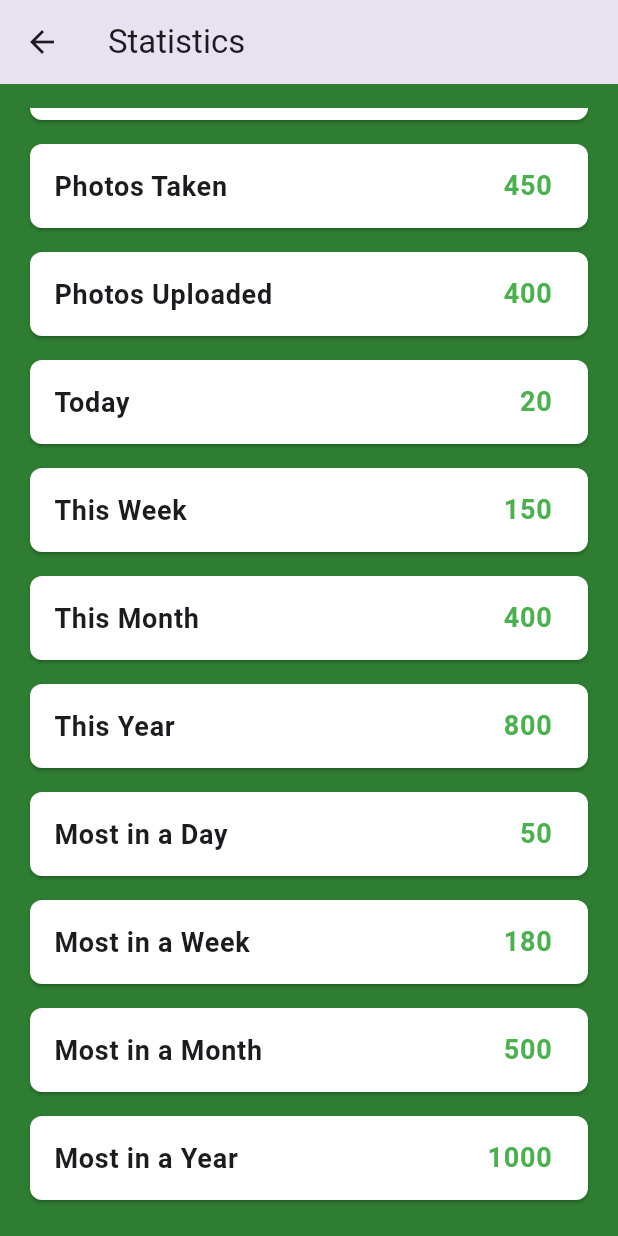
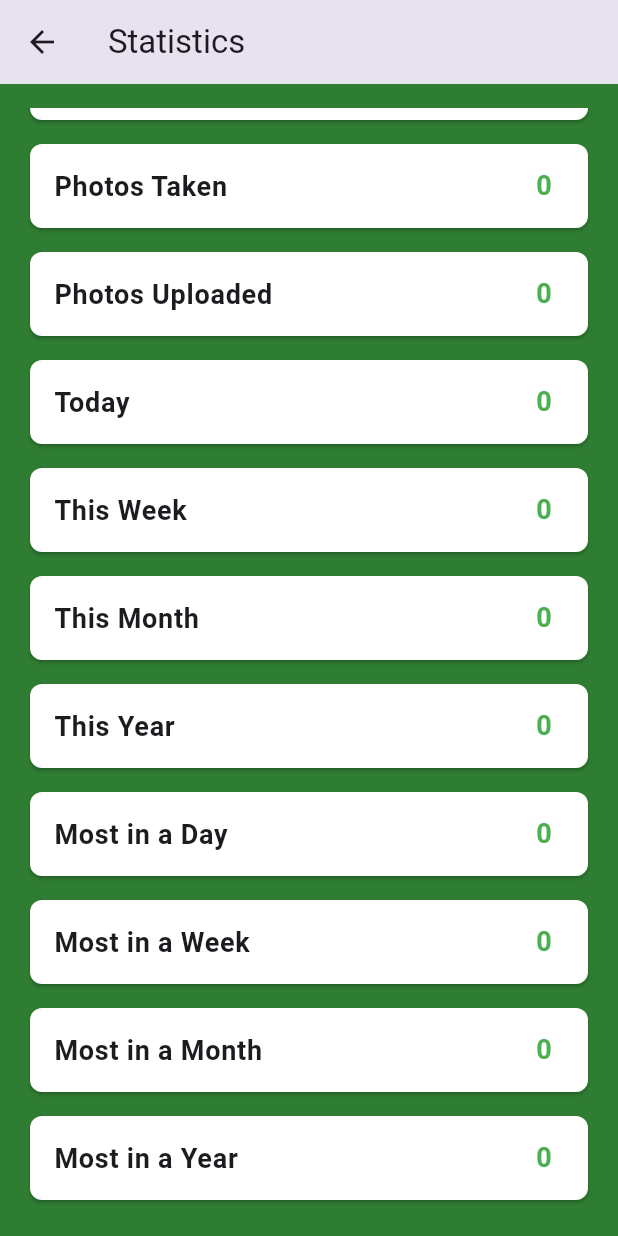
Before and after one commit to FCPongs/cocovision, a Flutter app: the StatisticsPage screen opened directly, scrolled down 1008 dp, on a phone screen of 412 x 824 dp. Run offline on Flutter 3.47's test engine with Material 3 defaults, Android fonts, the light colour scheme and no system bars; our stand-ins replace image_picker, shared_preferences; missing offline and left inert: crop_your_image, system_info2; accounts and stored records are empty.

Commit message:
Added: Return value for Category Count and LocalStorage Pre-Setup

```diff
--- /dev/null
+++ b/lib/shared_preferences.dart
@@ -0,0 +1,44 @@
+import 'package:shared_preferences/shared_preferences.dart';
+
+class SharedPreferencesHelper {
+  static final SharedPreferencesHelper _instance =
+      SharedPreferencesHelper._internal();
+  SharedPreferences? _preferences;
+
+  SharedPreferencesHelper._internal();
+
+  factory SharedPreferencesHelper() {
+    return _instance;
+  }
+
+  Future<void> initPreferences() async {
+    _preferences = await SharedPreferences.getInstance();
+  }
+  int getCounter(String key) {
+  return _preferences?.getInt(key) ?? 0;
+  }
+
+  void incrementCounter(String key) {
+    final currentValue = _preferences?.getInt(key) ?? 0;
+    _preferences?.setInt(key, currentValue + 1);
+  }
+
+  // Set integer value
+  void setIntValue(String key, int value) {
+    _preferences?.setInt(key, value);
+  }
+
+  // Get integer value
+  int? getIntValue(String key) {
+    return _preferences?.getInt(key);
+  }
+
+  // Existing methods
+  void setValue(String key, String value) {
+    _preferences?.setString(key, value);
+  }
+
+  String? getValue(String key) {
+    return _preferences?.getString(key);
+  }
+}
--- a/lib/statistics.dart
+++ b/lib/statistics.dart
@@ -1,6 +1,8 @@
 import 'package:flutter/material.dart';
 import 'package:provider/provider.dart';
 import 'translator.dart'; // Ensure you have this provider implemented
+import 'shared_preferences.dart';
+
 
 class StatisticsPage extends StatefulWidget {
   const StatisticsPage({Key? key}) : super(key: key);
@@ -11,39 +13,52 @@ class StatisticsPage extends StatefulWidget {
 
 class _StatisticsPageState extends State<StatisticsPage> {
   late Map<String, dynamic> stats;
+   final prematureCounter = SharedPreferencesHelper().getIntValue('premature');
 
   @override
   void initState() {
     super.initState();
     stats = {
       'detected': {
-        'total': 100,
-        'premature': 30,
-        'mature': 40,
-        'overly_matured': 20,
-        'today': 10,
-        'this_week': 50,
-        'this_month': 90,
-        'this_year': 150,
-        'most_in_a_day': 15,
-        'most_in_a_week': 60,
-        'most_in_a_month': 120,
-        'most_in_a_year': 200,
+        'total': 0,
+        'premature': 0,
+        'mature': 0,
+        'overly_matured': 0,
+        'today': 0,
+        'this_week': 0,
+        'this_month': 0,
+        'this_year': 0,
+        'most_in_a_day': 0,
+        'most_in_a_week': 0,
+        'most_in_a_month': 0,
+        'most_in_a_year': 0,
       },
       'photos': {
-        'total': 500,
-        'photos_taken': 450,
-        'photos_uploaded': 400,
-        'today': 20,
-        'this_week': 150,
-        'this_month': 400,
-        'this_year': 800,
-        'most_in_a_day': 50,
-        'most_in_a_week': 180,
-        'most_in_a_month': 500,
-        'most_in_a_year': 1000,
+        'total': 0,
+        'photos_taken': 0,
+        'photos_uploaded': 0,
+        'today': 0,
+        'this_week': 0,
+        'this_month': 0,
+        'this_year': 0,
+        'most_in_a_day': 0,
+        'most_in_a_week': 0,
+        'most_in_a_month':0,
+        'most_in_a_year': 0,
       },
     };
+
+     WidgetsBinding.instance.addPostFrameCallback((_) async {
+    final photosTaken = SharedPreferencesHelper().getCounter('picturesTaken');
+    final photos_uploaded = SharedPreferencesHelper().getCounter('doneClicked');
+    var takenMost_day = 0;
+    var todayTaken = 0;
+    if (takenMost_day < todayTaken){takenMost_day = todayTaken; }
+    setState(() {
+      stats['photos']['photos_taken'] = photosTaken;
+      stats['photos']['photos_uploaded'] = photos_uploaded;
+    });
+  });
   }
 
   @override
--- a/pubspec.yaml
+++ b/pubspec.yaml
@@ -18,6 +18,7 @@ dependencies:
   system_info2: ^4.0.0
   flutter_launcher_icons: ^0.14.1
   provider: ^6.1.2
+  shared_preferences: ^2.3.3
 
 dev_dependencies:
   flutter_test:
```
Also changed, not shown: lib/camera.dart (+24 -4 lines), lib/display_page.dart (+24 -2 lines), pubspec.lock, 1 other file.
